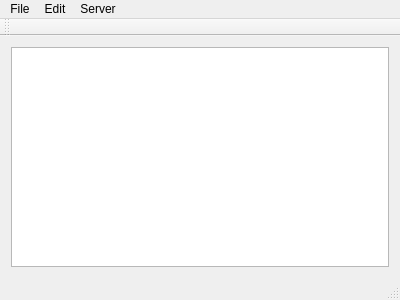
Before: the Qt Designer form Window.ui in Ezveus/QMine, drawn with Qt 5.
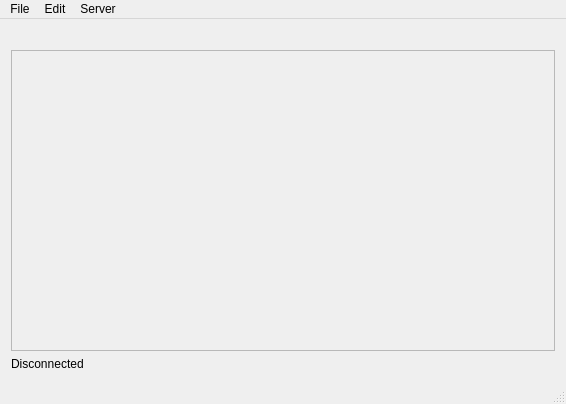
After: the same form once the commit is applied.

The edit to the form file:
```diff
--- a/Window.ui
+++ b/Window.ui
@@ -6,8 +6,8 @@
    <rect>
     <x>0</x>
     <y>0</y>
-    <width>400</width>
-    <height>300</height>
+    <width>566</width>
+    <height>404</height>
    </rect>
   </property>
   <property name="windowTitle">
@@ -15,13 +15,34 @@
   </property>
   <widget class="QWidget" name="centralWidget">
    <layout class="QVBoxLayout" name="verticalLayout_2">
+    <item>
+     <widget class="QLabel" name="fileName">
+      <property name="text">
+       <string>&lt;None&gt;</string>
+      </property>
+     </widget>
+    </item>
     <item>
      <layout class="QVBoxLayout" name="verticalLayout">
       <item>
-       <widget class="QPlainTextEdit" name="plainTextEdit"/>
+       <widget class="QPlainTextEdit" name="plainTextEdit">
+        <property name="enabled">
+         <bool>false</bool>
+        </property>
+        <property name="undoRedoEnabled">
+         <bool>false</bool>
+        </property>
+       </widget>
       </item>
      </layout>
     </item>
+    <item>
+     <widget class="QLabel" name="statusLabel">
+      <property name="text">
+       <string>Disconnected</string>
+      </property>
+     </widget>
+    </item>
    </layout>
   </widget>
   <widget class="QMenuBar" name="menuBar">
@@ -29,8 +50,8 @@
     <rect>
      <x>0</x>
      <y>0</y>
-     <width>400</width>
-     <height>21</height>
+     <width>566</width>
+     <height>23</height>
     </rect>
    </property>
    <widget class="QMenu" name="menuFile">
@@ -70,14 +91,6 @@
    <addaction name="menuEdit"/>
    <addaction name="menuServer"/>
   </widget>
-  <widget class="QToolBar" name="mainToolBar">
-   <attribute name="toolBarArea">
-    <enum>TopToolBarArea</enum>
-   </attribute>
-   <attribute name="toolBarBreak">
-    <bool>false</bool>
-   </attribute>
-  </widget>
   <widget class="QStatusBar" name="statusBar"/>
   <action name="actionFindFile">
    <property name="text">
```
Left out of the diff: 17 changed lines with no effect on the pictures.
